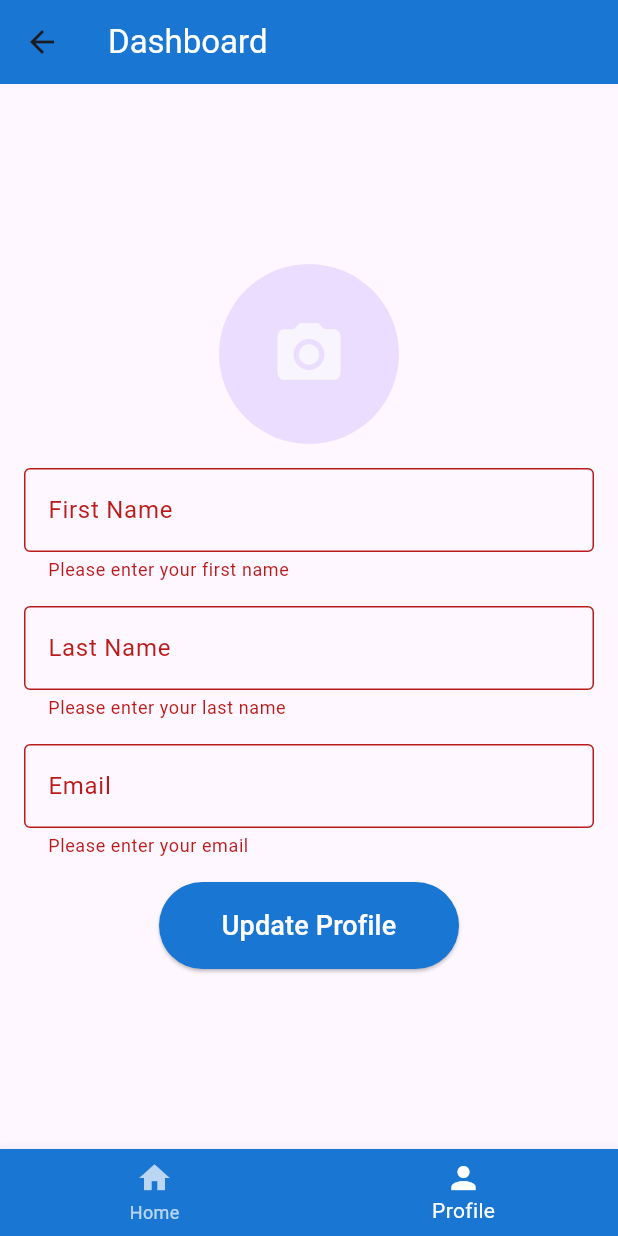
After one commit to adeelch125/Attendence-System-User, a Flutter app: the HomeScreen screen opened directly, item 2 of the bottom bar chosen, after a tap on "Update Profile", on a phone screen of 412 x 824 dp. The commit adds this screen. Run offline on Flutter 3.47's test engine with Material 3 defaults, Android fonts, the phone set to English and light mode, and no system bars; our stand-ins replace firebase_auth, firebase_core, firebase_storage, fluttertoast, image_picker; accounts and stored records are empty.

Commit message:
build home and profile section

```diff
--- /dev/null
+++ b/lib/screens/home_screen.dart
@@ -0,0 +1,263 @@
+import 'dart:io';
+import 'package:flutter/material.dart';
+import 'package:image_picker/image_picker.dart';
+
+class HomeScreen extends StatefulWidget {
+  @override
+  _HomeScreenState createState() => _HomeScreenState();
+}
+
+class _HomeScreenState extends State<HomeScreen> {
+  int _selectedIndex = 0;
+  File? _profileImage;
+  final _formKey = GlobalKey<FormState>();
+  final _firstNameController = TextEditingController();
+  final _lastNameController = TextEditingController();
+  final _emailController = TextEditingController();
+
+  void _onItemTapped(int index) {
+    setState(() {
+      _selectedIndex = index;
+    });
+  }
+
+  Future<void> _pickImage(ImageSource source) async {
+    final pickedImage = await ImagePicker().pickImage(source: source);
+    if (pickedImage != null) {
+      setState(() {
+        _profileImage = File(pickedImage.path);
+      });
+    }
+  }
+
+  void _updateProfile() {
+    if (_formKey.currentState!.validate()) {
+      // Implement the update functionality here
+      ScaffoldMessenger.of(context).showSnackBar(
+        const SnackBar(content: Text('Profile updated successfully!')),
+      );
+    }
+  }
+
+  @override
+  void dispose() {
+    _firstNameController.dispose();
+    _lastNameController.dispose();
+    _emailController.dispose();
+    super.dispose();
+  }
+
+  @override
+  Widget build(BuildContext context) {
+    return Scaffold(
+      appBar: AppBar(
+        title: const Text(
+          'Dashboard',
+          style: TextStyle(color: Colors.white),
+        ),
+        backgroundColor: Colors.blue[700],
+      ),
+      body: Center(
+        child: _selectedIndex == 0
+            ? Column(
+          mainAxisAlignment: MainAxisAlignment.center,
+          children: [
+            SizedBox(
+              width: 200,
+              child: ElevatedButton(
+                onPressed: () {
+                  // Add functionality for marking attendance here
+                },
+                style: ElevatedButton.styleFrom(
+                  backgroundColor: Colors.blue[700],
+                  padding: const EdgeInsets.symmetric(vertical: 16),
+                ),
+                child: const Text(
+                  'Mark Attendance',
+                  style: TextStyle(fontSize: 18, color: Colors.white),
+                ),
+              ),
+            ),
+            const SizedBox(height: 16),
+            SizedBox(
+              width: 200,
+              child: ElevatedButton(
+                onPressed: () {
+                  // Add functionality for marking leave here
+                },
+                style: ElevatedButton.styleFrom(
+                  backgroundColor: Colors.blue[700],
+                  padding: const EdgeInsets.symmetric(vertical: 16),
+                ),
+                child: const Text(
+                  'Mark Leave',
+                  style: TextStyle(fontSize: 18, color: Colors.white),
+                ),
+              ),
+            ),
+            const SizedBox(height: 16),
+            SizedBox(
+              width: 200,
+              child: ElevatedButton(
+                onPressed: () {
+                  // Add functionality for viewing records here
+                },
+                style: ElevatedButton.styleFrom(
+                  backgroundColor: Colors.blue[700],
+                  padding: const EdgeInsets.symmetric(vertical: 16),
+                ),
+                child: const Text(
+                  'View Record',
+                  style: TextStyle(fontSize: 18, color: Colors.white),
+                ),
+              ),
+            ),
+          ],
+        )
+            : SingleChildScrollView(
+          padding: const EdgeInsets.all(16.0),
+          child: Column(
+            mainAxisAlignment: MainAxisAlignment.center,
+            children: [
+              GestureDetector(
+                onTap: () async {
+               _showImageSourceDialog();
+                },
+                child: CircleAvatar(
+                  radius: 60,
+                  backgroundImage: _profileImage != null
+                      ? FileImage(_profileImage!)
+                      : null,
+                  child: _profileImage == null
+                      ? const Icon(
+                    Icons.camera_alt,
+                    size: 50,
+                    color: Colors.white70,
+                  )
+                      : null,
+                ),
+              ),
+              const SizedBox(height: 16),
+              Form(
+                key: _formKey,
+                child: Column(
+                  children: [
+                    TextFormField(
+                      controller: _firstNameController,
+                      decoration: const InputDecoration(
+                        labelText: 'First Name',
+                        border: OutlineInputBorder(),
+                      ),
+                      validator: (value) {
+                        if (value == null || value.isEmpty) {
+                          return 'Please enter your first name';
+                        }
+                        return null;
+                      },
+                    ),
+                    const SizedBox(height: 16),
+                    TextFormField(
+                      controller: _lastNameController,
+                      decoration: const InputDecoration(
+                        labelText: 'Last Name',
+                        border: OutlineInputBorder(),
+                      ),
+                      validator: (value) {
+                        if (value == null || value.isEmpty) {
+                          return 'Please enter your last name';
+                        }
+                        return null;
+                      },
+                    ),
+                    const SizedBox(height: 16),
+                    TextFormField(
+                      controller: _emailController,
+                      decoration: const InputDecoration(
+                        labelText: 'Email',
+                        border: OutlineInputBorder(),
+                      ),
+                      validator: (value) {
+                        if (value == null || value.isEmpty) {
+                          return 'Please enter your email';
+                        }
+                        if (!RegExp(r'^[^@]+@[^@]+\.[^@]+').hasMatch(value)) {
+                          return 'Please enter a valid email address';
+                        }
+                        return null;
+                      },
+                    ),
+                    const SizedBox(height: 16),
+                    SizedBox(
+                      width: 200,
+                      child: ElevatedButton(
+                        onPressed: _updateProfile,
+                        style: ElevatedButton.styleFrom(
+                          backgroundColor: Colors.blue[700],
+                          padding: const EdgeInsets.symmetric(vertical: 16),
+                        ),
+                        child: const Text(
+                          'Update Profile',
+                          style: TextStyle(fontSize: 18, color: Colors.white),
+                        ),
+                      ),
+                    ),
+                  ],
+                ),
+              ),
+            ],
+          ),
+        ),
+      ),
+      bottomNavigationBar: BottomNavigationBar(
+        backgroundColor: Colors.blue[700],
+        items: const <BottomNavigationBarItem>[
+          BottomNavigationBarItem(
+            icon: Icon(Icons.home),
+            label: 'Home',
+          ),
+          BottomNavigationBarItem(
+            icon: Icon(Icons.person),
+            label: 'Profile',
+          ),
+        ],
+        currentIndex: _selectedIndex,
+        selectedItemColor: Colors.white,
+        unselectedItemColor: Colors.white70,
+        onTap: _onItemTapped,
+      ),
+    );
+  }
+
+  void _showImageSourceDialog() {
+    showDialog(
+      context: context,
+      builder: (BuildContext context) {
+        return AlertDialog(
+          title: const Text("Choose Image Source"),
+          content: Column(
+            mainAxisSize: MainAxisSize.min,
+            children: [
+              ListTile(
+                leading: const Icon(Icons.photo,color: Colors.blue,),
+                title: const Text("Gallery"),
+                onTap: () {
+                  _pickImage(ImageSource.gallery);
+                  Navigator.of(context).pop(); // Close dialog
+                },
+              ),
+              ListTile(
+                leading: const Icon(Icons.camera_alt,color: Colors.blue,),
+                title: const Text("Camera"),
+                onTap: () {
+                  _pickImage(ImageSource.camera);
+                  Navigator.of(context).pop(); // Close dialog
+                },
+              ),
+            ],
+          ),
+        );
+      },
+    );
+  }
+
+}
```
Also changed, not shown: lib/screens/dashboard_screen.dart (deleted, +0 -23 lines), lib/screens/login_screen.dart (+23 -3 lines), lib/screens/registration_screen.dart (+37 -32 lines), 1 other file.
